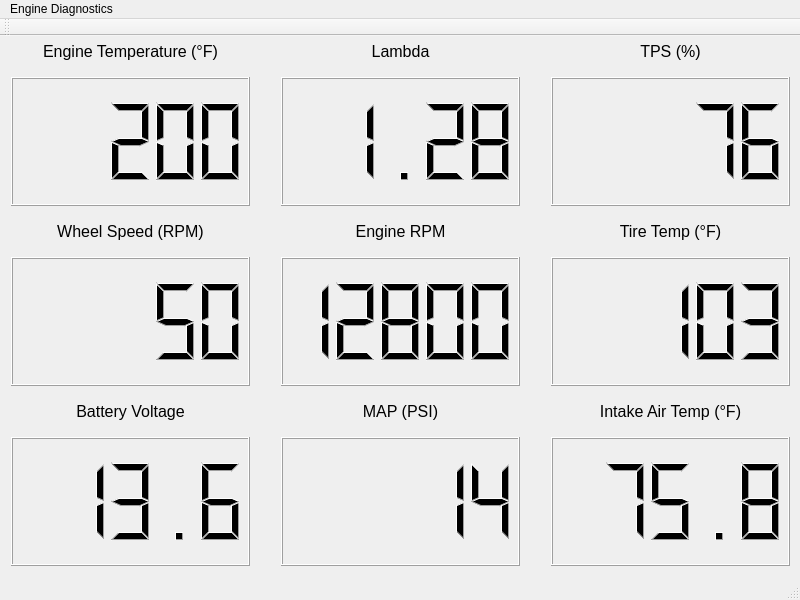
Before: the Qt Designer form diagwindow.ui in kb3wmh/TR2020_Dash_Display, drawn with Qt 5.
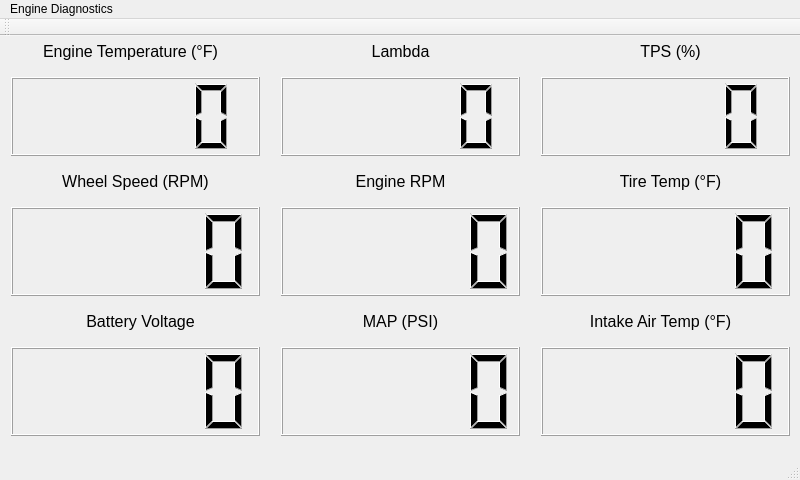
After: the same form once the commit is applied.

```diff
--- a/diagwindow.ui
+++ b/diagwindow.ui
@@ -10,7 +10,7 @@
     <x>0</x>
     <y>0</y>
     <width>800</width>
-    <height>600</height>
+    <height>480</height>
    </rect>
   </property>
   <property name="sizePolicy">
@@ -28,15 +28,18 @@
      <rect>
       <x>0</x>
       <y>30</y>
-      <width>261</width>
-      <height>151</height>
+      <width>271</width>
+      <height>101</height>
      </rect>
     </property>
     <layout class="QGridLayout" name="gridLayout">
      <item row="0" column="0">
       <widget class="QLCDNumber" name="engine_temp_lcdnumber">
        <property name="value" stdset="0">
-        <double>200.000000000000000</double>
+        <double>0.000000000000000</double>
+       </property>
+       <property name="intValue" stdset="0">
+        <number>0</number>
        </property>
       </widget>
      </item>
@@ -46,9 +49,9 @@
     <property name="geometry">
      <rect>
       <x>0</x>
-      <y>210</y>
-      <width>261</width>
-      <height>151</height>
+      <y>160</y>
+      <width>271</width>
+      <height>111</height>
      </rect>
     </property>
     <layout class="QGridLayout" name="gridLayout_2">
@@ -61,7 +64,10 @@
         <enum>QLCDNumber::Filled</enum>
        </property>
        <property name="value" stdset="0">
-        <double>50.000000000000000</double>
+        <double>0.000000000000000</double>
+       </property>
+       <property name="intValue" stdset="0">
+        <number>0</number>
        </property>
       </widget>
      </item>
@@ -71,16 +77,19 @@
     <property name="geometry">
      <rect>
       <x>0</x>
-      <y>390</y>
-      <width>261</width>
-      <height>151</height>
+      <y>300</y>
+      <width>271</width>
+      <height>111</height>
      </rect>
     </property>
     <layout class="QGridLayout" name="gridLayout_3">
      <item row="0" column="0">
       <widget class="QLCDNumber" name="batt_volt_lcdnumber">
        <property name="value" stdset="0">
-        <double>13.600000000000000</double>
+        <double>0.000000000000000</double>
+       </property>
+       <property name="intValue" stdset="0">
+        <number>0</number>
        </property>
       </widget>
      </item>
@@ -90,16 +99,19 @@
     <property name="geometry">
      <rect>
       <x>270</x>
-      <y>390</y>
+      <y>300</y>
       <width>261</width>
-      <height>151</height>
+      <height>111</height>
      </rect>
     </property>
     <layout class="QGridLayout" name="gridLayout_4">
      <item row="0" column="0">
       <widget class="QLCDNumber" name="map_lcdnumber">
        <property name="value" stdset="0">
-        <double>14.000000000000000</double>
+        <double>0.000000000000000</double>
+       </property>
+       <property name="intValue" stdset="0">
+        <number>0</number>
        </property>
       </widget>
      </item>
@@ -108,17 +120,20 @@
    <widget class="QWidget" name="gridLayoutWidget_5">
     <property name="geometry">
      <rect>
-      <x>540</x>
-      <y>390</y>
-      <width>261</width>
-      <height>151</height>
+      <x>530</x>
+      <y>300</y>
+      <width>271</width>
+      <height>111</height>
      </rect>
     </property>
     <layout class="QGridLayout" name="gridLayout_5">
      <item row="0" column="0">
       <widget class="QLCDNumber" name="intake_temp_lcdnumber">
        <property name="value" stdset="0">
-        <double>75.799999999999997</double>
+        <double>0.000000000000000</double>
+       </property>
+       <property name="intValue" stdset="0">
+        <number>0</number>
        </property>
       </widget>
      </item>
@@ -130,14 +145,17 @@
       <x>270</x>
       <y>30</y>
       <width>261</width>
-      <height>151</height>
+      <height>101</height>
      </rect>
     </property>
     <layout class="QGridLayout" name="gridLayout_7">
      <item row="0" column="0">
       <widget class="QLCDNumber" name="lambda_lcdnumber">
        <property name="value" stdset="0">
-        <double>1.280000000000000</double>
+        <double>0.000000000000000</double>
+       </property>
+       <property name="intValue" stdset="0">
+        <number>0</number>
        </property>
       </widget>
      </item>
@@ -146,17 +164,20 @@
    <widget class="QWidget" name="gridLayoutWidget_8">
     <property name="geometry">
      <rect>
-      <x>540</x>
+      <x>530</x>
       <y>30</y>
-      <width>261</width>
-      <height>151</height>
+      <width>271</width>
+      <height>101</height>
      </rect>
     </property>
     <layout class="QGridLayout" name="gridLayout_8">
      <item row="0" column="0">
       <widget class="QLCDNumber" name="tps_lcdnumber">
        <property name="value" stdset="0">
-        <double>76.000000000000000</double>
+        <double>0.000000000000000</double>
+       </property>
+       <property name="intValue" stdset="0">
+        <number>0</number>
        </property>
       </widget>
      </item>
@@ -165,17 +186,20 @@
    <widget class="QWidget" name="gridLayoutWidget_9">
     <property name="geometry">
      <rect>
-      <x>540</x>
-      <y>210</y>
-      <width>261</width>
-      <height>151</height>
+      <x>530</x>
+      <y>160</y>
+      <width>271</width>
+      <height>111</height>
      </rect>
     </property>
     <layout class="QGridLayout" name="gridLayout_9">
      <item row="0" column="0">
       <widget class="QLCDNumber" name="tire_temp_lcdnumber">
        <property name="value" stdset="0">
-        <double>103.000000000000000</double>
+        <double>0.000000000000000</double>
+       </property>
+       <property name="intValue" stdset="0">
+        <number>0</number>
        </property>
       </widget>
      </item>
@@ -185,9 +209,9 @@
     <property name="geometry">
      <rect>
       <x>270</x>
-      <y>210</y>
+      <y>160</y>
       <width>261</width>
-      <height>151</height>
+      <height>111</height>
      </rect>
     </property>
     <layout class="QGridLayout" name="gridLayout_10">
@@ -197,7 +221,7 @@
         <bool>false</bool>
        </property>
        <property name="value" stdset="0">
-        <double>12800.000000000000000</double>
+        <double>0.000000000000000</double>
        </property>
       </widget>
      </item>
@@ -288,8 +312,8 @@
     <property name="geometry">
      <rect>
       <x>0</x>
-      <y>180</y>
-      <width>261</width>
+      <y>130</y>
+      <width>271</width>
       <height>31</height>
      </rect>
     </property>
@@ -315,7 +339,7 @@
     <property name="geometry">
      <rect>
       <x>540</x>
-      <y>180</y>
+      <y>130</y>
       <width>261</width>
       <height>31</height>
      </rect>
@@ -342,7 +366,7 @@
     <property name="geometry">
      <rect>
       <x>270</x>
-      <y>180</y>
+      <y>130</y>
       <width>261</width>
       <height>31</height>
      </rect>
@@ -368,8 +392,8 @@
    <widget class="QLabel" name="label_13">
     <property name="geometry">
      <rect>
-      <x>0</x>
-      <y>360</y>
+      <x>10</x>
+      <y>270</y>
       <width>261</width>
       <height>31</height>
      </rect>
@@ -396,7 +420,7 @@
     <property name="geometry">
      <rect>
       <x>270</x>
-      <y>360</y>
+      <y>270</y>
       <width>261</width>
       <height>31</height>
      </rect>
@@ -422,8 +446,8 @@
    <widget class="QLabel" name="label_15">
     <property name="geometry">
      <rect>
-      <x>540</x>
-      <y>360</y>
+      <x>530</x>
+      <y>270</y>
       <width>261</width>
       <height>31</height>
      </rect>
```
